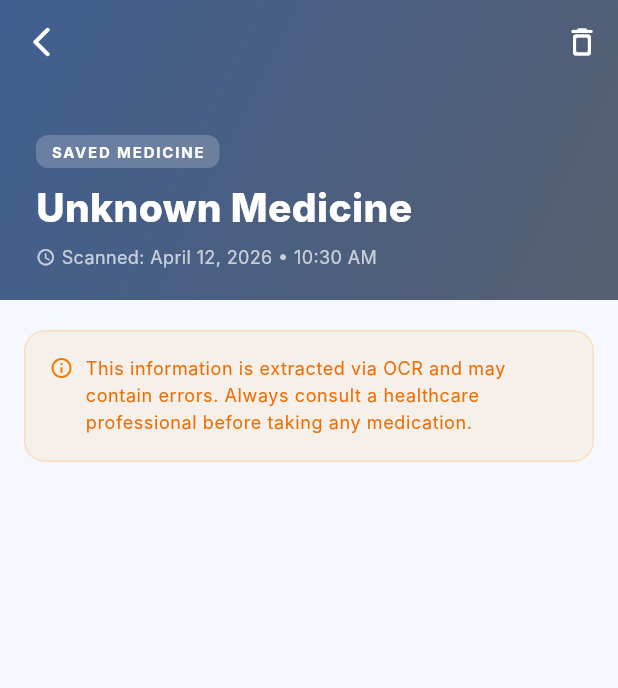
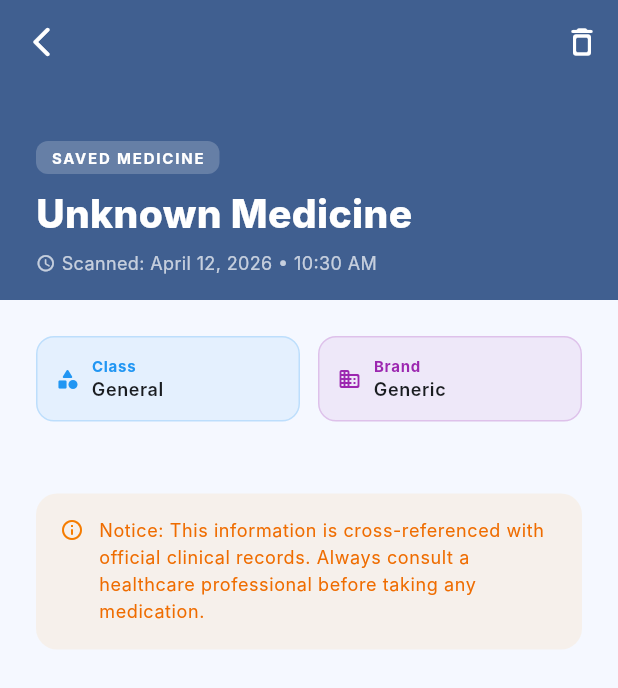
Before and after one commit to SpaceOfAbhi/KnowYourMed, a Flutter app: the MedicineDetailScreen screen opened directly with empty values, on a phone screen of 412 x 824 dp. Shown: the top 688 px of the screen. Run offline on Flutter 3.47's test engine with Material 3 defaults, Android fonts, the phone set to English and light mode, and no system bars; our stand-ins replace camera, hive, hive_flutter, image_picker, shared_preferences, sqflite; missing offline and left inert: google_mlkit_text_recognition, string_similarity; accounts and stored records are empty; Roboto replaces fonts that are missing (Inter).

Commit message:
feat: implement core medicine scanning, parsing, and result display workflow

```diff
--- a/lib/models/medicine.dart
+++ b/lib/models/medicine.dart
@@ -46,6 +46,9 @@ class Medicine extends HiveObject {
   @HiveField(13)
   String sideEffects;
 
+  @HiveField(14)
+  bool isVerified;
+
   Medicine({
     required this.id,
     required this.name,
@@ -61,6 +64,7 @@ class Medicine extends HiveObject {
     this.medicineClass = '',
     this.uses = '',
     this.sideEffects = '',
+    this.isVerified = false,
   });
 
   Medicine copyWith({
@@ -78,6 +82,7 @@ class Medicine extends HiveObject {
     String? medicineClass,
     String? uses,
     String? sideEffects,
+    bool? isVerified,
   }) {
     return Medicine(
       id: id ?? this.id,
@@ -94,6 +99,7 @@ class Medicine extends HiveObject {
       medicineClass: medicineClass ?? this.medicineClass,
       uses: uses ?? this.uses,
       sideEffects: sideEffects ?? this.sideEffects,
+      isVerified: isVerified ?? this.isVerified,
     );
   }
 
--- a/lib/screens/medicine_detail_screen.dart
+++ b/lib/screens/medicine_detail_screen.dart
@@ -62,17 +62,17 @@ class MedicineDetailScreen extends StatelessWidget {
               background: Container(
                 decoration: BoxDecoration(
                   gradient: LinearGradient(
-                    begin: Alignment.topLeft,
-                    end: Alignment.bottomRight,
+                    begin: Alignment.topCenter,
+                    end: Alignment.bottomCenter,
                     colors: [
                       theme.colorScheme.primary,
-                      theme.colorScheme.secondary,
+                      theme.colorScheme.primary.withOpacity(0.8),
                     ],
                   ),
                 ),
                 child: SafeArea(
                   child: Padding(
-                    padding: const EdgeInsets.fromLTRB(24, 56, 24, 20),
+                    padding: const EdgeInsets.fromLTRB(24, 56, 24, 16),
                     child: Column(
                       crossAxisAlignment: CrossAxisAlignment.start,
                       mainAxisAlignment: MainAxisAlignment.end,
@@ -96,23 +96,27 @@ class MedicineDetailScreen extends StatelessWidget {
                                 ),
                               ),
                             ),
-                            if (m.medicineClass.isNotEmpty) ...[
+                            if (m.isVerified) ...[
                               const SizedBox(width: 8),
                               Container(
-                                padding: const EdgeInsets.symmetric(
-                                    horizontal: 10, vertical: 4),
+                                padding: const EdgeInsets.symmetric(horizontal: 8, vertical: 4),
                                 decoration: BoxDecoration(
-                                  color: Colors.black26,
-                                  borderRadius: BorderRadius.circular(8),
+                                  color: Colors.green.shade400,
+                                  borderRadius: BorderRadius.circular(6),
                                 ),
-                                child: Text(
-                                  m.medicineClass.toUpperCase(),
-                                  style: const TextStyle(
+                                child: const Row(
+                                  children: [
+                                    Icon(Icons.verified_rounded, size: 10, color: Colors.white),
+                                    SizedBox(width: 4),
+                                    Text(
+                                      'VERIFIED',
+                                      style: TextStyle(
                                         color: Colors.white,
                                         fontSize: 10,
-                                    fontWeight: FontWeight.w700,
-                                    letterSpacing: 0.5,
+                                        fontWeight: FontWeight.w800,
                                       ),
+                                    ),
+                                  ],
                                 ),
                               ),
                             ],
@@ -120,7 +124,7 @@ class MedicineDetailScreen extends StatelessWidget {
                         ),
                         const SizedBox(height: 8),
                         Text(
-                          m.name.isEmpty ? 'Unknown Medicine' : m.name,
+                          m.composition.isEmpty ? 'Unknown Medicine' : m.composition,
                           style: const TextStyle(
                             fontSize: 26,
                             fontWeight: FontWeight.w800,
@@ -149,105 +153,87 @@ class MedicineDetailScreen extends StatelessWidget {
               ),
             ),
           ),
-
-          SliverPadding(
-            padding: const EdgeInsets.fromLTRB(16, 20, 16, 0),
-            sliver: SliverList(
-              delegate: SliverChildListDelegate([
-                // Key facts row
-                if (m.expiry.isNotEmpty || m.manufacturer.isNotEmpty)
-                  Padding(
-                    padding: const EdgeInsets.only(bottom: 16),
-                    child: Row(
+          SliverToBoxAdapter(
+            child: Padding(
+              padding: const EdgeInsets.all(24),
+              child: Column(
+                crossAxisAlignment: CrossAxisAlignment.start,
                 children: [
-                        if (m.expiry.isNotEmpty)
+                  Row(
+                    children: [
                       Expanded(
                         child: _StatChip(
-                              icon: Icons.event_rounded,
-                              label: 'Expiry',
-                              value: m.expiry,
-                              color: Colors.orange,
+                          icon: Icons.category_rounded,
+                          label: 'Class',
+                          value: m.medicineClass.isEmpty ? 'General' : m.medicineClass,
+                          color: Colors.blue,
                         ),
                       ),
-                        if (m.expiry.isNotEmpty && m.manufacturer.isNotEmpty)
                       const SizedBox(width: 12),
-                        if (m.manufacturer.isNotEmpty)
                       Expanded(
                         child: _StatChip(
                           icon: Icons.business_rounded,
-                              label: 'Manufacturer',
-                              value: m.manufacturer,
+                          label: 'Brand',
+                          value: m.name.isEmpty ? 'Generic' : m.name,
                           color: Colors.purple,
                         ),
                       ),
                     ],
                   ),
-                  ),
+                  const SizedBox(height: 32),
 
                   InfoCard(
-                  title: 'Composition',
-                  content: m.composition,
-                  icon: Icons.science_rounded,
-                  accentColor: Colors.blue.shade700,
-                ),
-                if (m.uses.isNotEmpty)
-                  InfoCard(
-                    title: 'Common Uses',
-                    content: m.uses,
-                    icon: Icons.healing_rounded,
-                    accentColor: Colors.indigo.shade600,
-                  ),
-                InfoCard(
-                  title: 'Dosage Instructions',
+                    title: 'Usage & Dosage',
                     content: m.dosage,
                     icon: Icons.schedule_rounded,
                     accentColor: Colors.green.shade700,
                   ),
+
+                  if (m.uses.isNotEmpty)
                     InfoCard(
-                  title: 'Warnings & Precautions',
+                      title: 'Indications',
+                      content: m.uses,
+                      icon: Icons.medical_services_rounded,
+                      accentColor: Colors.blue.shade700,
+                    ),
+
+                  InfoCard(
+                    title: 'Side Effects',
+                    content: m.sideEffects,
+                    icon: Icons.report_problem_rounded,
+                    accentColor: Colors.orange.shade800,
+                  ),
+
+                  InfoCard(
+                    title: 'Warnings',
                     content: m.warnings,
                     icon: Icons.warning_amber_rounded,
-                  accentColor: Colors.orange.shade700,
+                    accentColor: Colors.red.shade700,
                   ),
-                if (m.sideEffects.isNotEmpty)
+
                   InfoCard(
-                    title: 'Possible Side Effects',
-                    content: m.sideEffects,
-                    icon: Icons.assignment_late_rounded,
-                    accentColor: Colors.red.shade600,
-                  ),
-                InfoCard(
-                  title: 'Storage Instructions',
+                    title: 'Storage Requirements',
                     content: m.storage,
                     icon: Icons.thermostat_rounded,
-                  accentColor: Colors.teal.shade600,
-                ),
-                if (m.additionalInfo.isNotEmpty)
-                  InfoCard(
-                    title: 'Additional Information',
-                    content: m.additionalInfo,
-                    icon: Icons.info_outline_rounded,
-                    accentColor: Colors.blueGrey.shade600,
+                    accentColor: Colors.teal.shade700,
                   ),
 
-                // Disclaimer
+                  const SizedBox(height: 16),
                   Container(
-                  margin: const EdgeInsets.only(bottom: 12),
                     padding: const EdgeInsets.all(16),
                     decoration: BoxDecoration(
                       color: Colors.orange.withOpacity(0.08),
                       borderRadius: BorderRadius.circular(14),
-                    border: Border.all(color: Colors.orange.withOpacity(0.2)),
                     ),
                     child: Row(
                       crossAxisAlignment: CrossAxisAlignment.start,
                       children: [
                         Icon(Icons.info_outline_rounded,
                             size: 16, color: Colors.orange.shade700),
-                      const SizedBox(width: 8),
+                        const SizedBox(width: 10),
                         Expanded(
                           child: Text(
-                          'This information is extracted via OCR and may contain errors. Always consult a healthcare professional before taking any medication.',
+                            'Notice: This information is cross-referenced with official clinical records. Always consult a healthcare professional before taking any medication.',
                             style: theme.textTheme.bodySmall?.copyWith(
                               color: Colors.orange.shade800,
                               height: 1.5,
@@ -258,7 +244,8 @@ class MedicineDetailScreen extends StatelessWidget {
                     ),
                   ),
                   const SizedBox(height: 24),
-              ]),
+                ],
+              ),
             ),
           ),
         ],
--- a/pubspec.yaml
+++ b/pubspec.yaml
@@ -43,6 +43,8 @@ dependencies:
   sqflite: ^2.4.1
   path: ^1.9.1
   string_similarity: ^2.1.0
+  image: ^4.8.0
+  http: ^1.6.0
 
 dev_dependencies:
   flutter_test:
```
Also changed, not shown: lib/app.dart (+12 -5 lines), lib/screens/processing_screen.dart (+47 -7 lines), lib/screens/result_screen.dart (+27 -10 lines), lib/screens/scan_screen.dart (+17 -6 lines), lib/services/drug_lookup_service.dart (added, +90 -0 lines), lib/services/image_processor_service.dart (added, +53 -0 lines), lib/services/knowledge_base_service.dart (+61 -39 lines), lib/services/ocr_service.dart (+28 -3 lines), lib/services/parser_service.dart (+42 -40 lines), lib/widgets/medicine_list_tile.dart (+1 -11 lines), pubspec.lock. Lines whose indentation alone changed are shown as unchanged.
